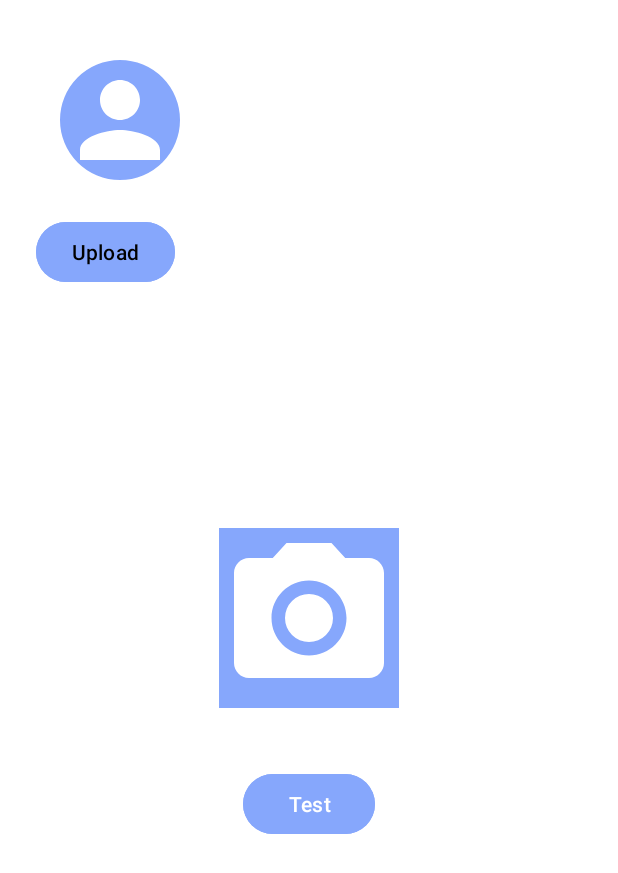
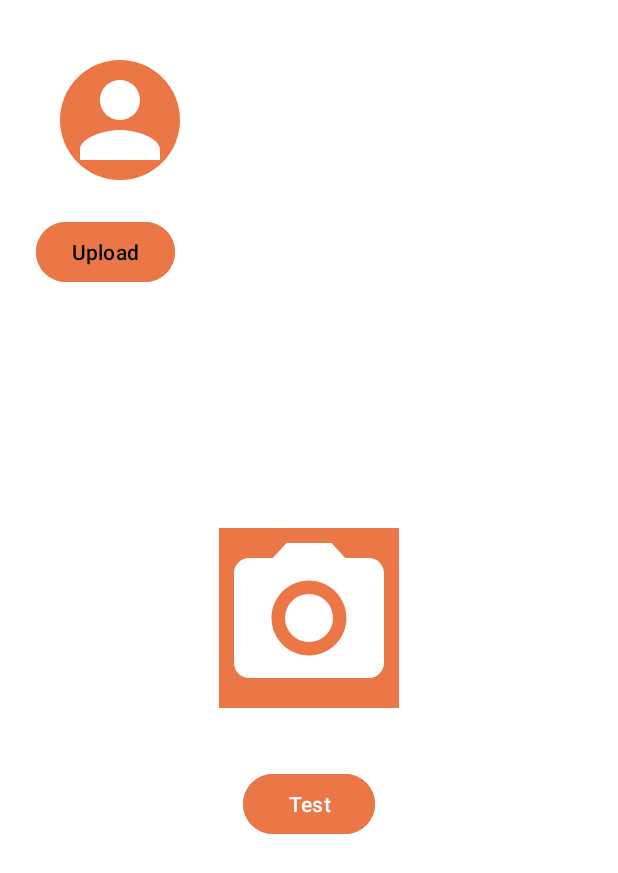
Before and after one commit to devtronghieu/murom, an Android app: the screen it shows after launch (MainActivity), on a phone screen of 412 x 824 dp. Shown: the top 873 px of the screen. Run offline under Robolectric (Android 15) with nearby library versions, the phone set to English and light mode, and no system bars.

Commit message:
chore: prepare for new ui

```diff
--- a/app/build.gradle.kts
+++ b/app/build.gradle.kts
@@ -37,7 +37,7 @@ dependencies {
     implementation("com.google.android.material:material:1.11.0")
     implementation("androidx.constraintlayout:constraintlayout:2.1.4")
 
-    implementation("com.google.firebase:firebase-auth:22.3.0")
+    implementation("com.google.firebase:firebase-auth:22.3.1")
     implementation("com.github.bumptech.glide:glide:4.16.0")
 
     testImplementation("junit:junit:4.13.2")
--- a/app/src/main/java/com/example/murom/MainActivity.java
+++ b/app/src/main/java/com/example/murom/MainActivity.java
@@ -13,7 +13,6 @@ import androidx.activity.result.contract.ActivityResultContracts;
 import androidx.appcompat.app.AppCompatActivity;
 
 import com.bumptech.glide.Glide;
-
 
 public class MainActivity extends AppCompatActivity {
     ImageView pickedImageView;
--- a/app/src/main/res/layout/activity_main.xml
+++ b/app/src/main/res/layout/activity_main.xml
@@ -13,7 +13,7 @@
         android:layout_height="80dp"
         android:layout_marginStart="40dp"
         android:layout_marginTop="40dp"
-        android:background="@color/secondary"
+        android:background="@color/primary_500"
         app:layout_constraintStart_toStartOf="parent"
         app:layout_constraintTop_toTopOf="parent"
         app:shapeAppearanceOverlay="@style/circular"
@@ -25,7 +25,7 @@
         android:layout_height="wrap_content"
         android:layout_marginStart="24dp"
         android:layout_marginTop="24dp"
-        android:backgroundTint="@color/secondary"
+        android:backgroundTint="@color/primary_500"
         android:text="@string/upload_avatar"
         android:textColor="@color/black"
         app:layout_constraintStart_toStartOf="parent"
@@ -35,7 +35,7 @@
         android:id="@+id/test_image"
         android:layout_width="120dp"
         android:layout_height="120dp"
-        android:background="@color/secondary"
+        android:background="@color/primary_500"
         app:layout_constraintBottom_toBottomOf="parent"
         app:layout_constraintEnd_toEndOf="parent"
         app:layout_constraintStart_toStartOf="parent"
@@ -48,7 +48,7 @@
         android:layout_width="wrap_content"
         android:layout_height="wrap_content"
         android:text="@string/test"
-        android:backgroundTint="@color/secondary"
+        android:backgroundTint="@color/primary_500"
         app:layout_constraintBottom_toBottomOf="parent"
         app:layout_constraintEnd_toEndOf="parent"
         app:layout_constraintStart_toStartOf="parent"
--- /dev/null
+++ b/app/src/main/res/menu/bottom_nav_menu.xml
@@ -0,0 +1,4 @@
+<?xml version="1.0" encoding="utf-8"?>
+<menu xmlns:android="http://schemas.android.com/apk/res/android">
+
+</menu>
```
Also changed, not shown: app/src/main/res/values/colors.xml (+11 -3 lines), 1 other file.
